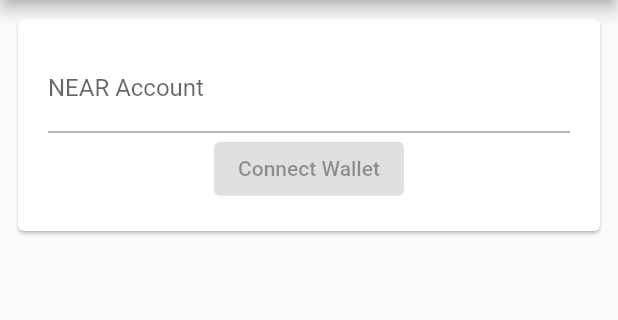
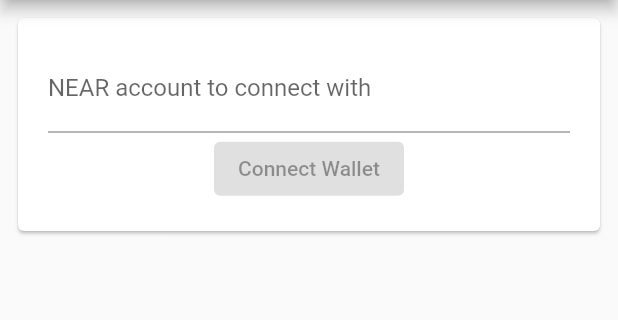
Before and after one commit to neararabic/near-guest-book-flutter, a Flutter app: the screen it shows after launch, on a phone screen of 412 x 824 dp, the part 84-404 px from its top. Run offline on Flutter 3.47's test engine with Material 2 defaults, Android fonts, the light colour scheme and no system bars; our stand-ins replace shared_preferences; missing offline and left inert: near_api_flutter.

Commit message:
minor test changes

```diff
--- a/lib/screens/login.dart
+++ b/lib/screens/login.dart
@@ -78,7 +78,7 @@
             checkNearAccountId(accountId);
           });
         },
-        decoration: const InputDecoration(labelText: "NEAR Account"),
+        decoration: const InputDecoration(labelText: "NEAR account to connect with"),
       ),
     );
   }
```
